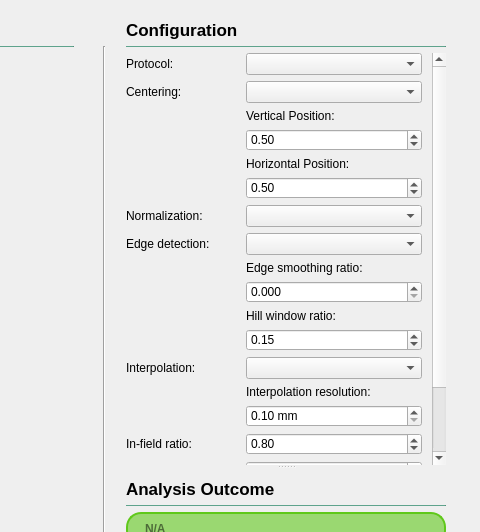
Before: the Qt Designer form ui/qt_ui/fieldAnalysisWorksheet.ui in Quantico-Bullet/PyBeam-QA, drawn with Qt 5; both pictures show x 827 to 1307 and y 0 to 532 of the 1307 by 702 pixel window.
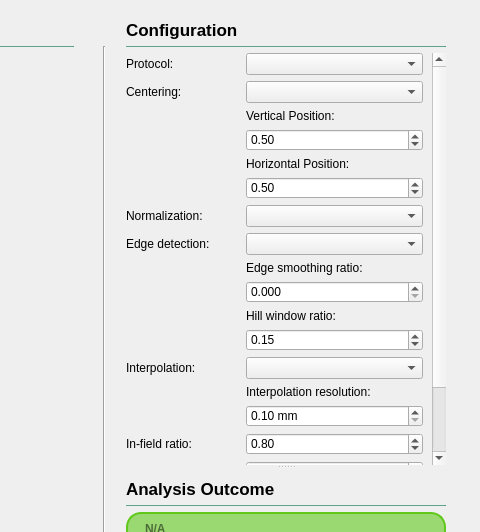
After: the same form once the commit is applied.

```diff
--- a/ui/qt_ui/fieldAnalysisWorksheet.ui
+++ b/ui/qt_ui/fieldAnalysisWorksheet.ui
@@ -583,9 +583,6 @@
                   <property name="topMargin">
                    <number>0</number>
                   </property>
-                  <property name="rightMargin">
-                   <number>10</number>
-                  </property>
                   <property name="bottomMargin">
                    <number>0</number>
                   </property>
```
